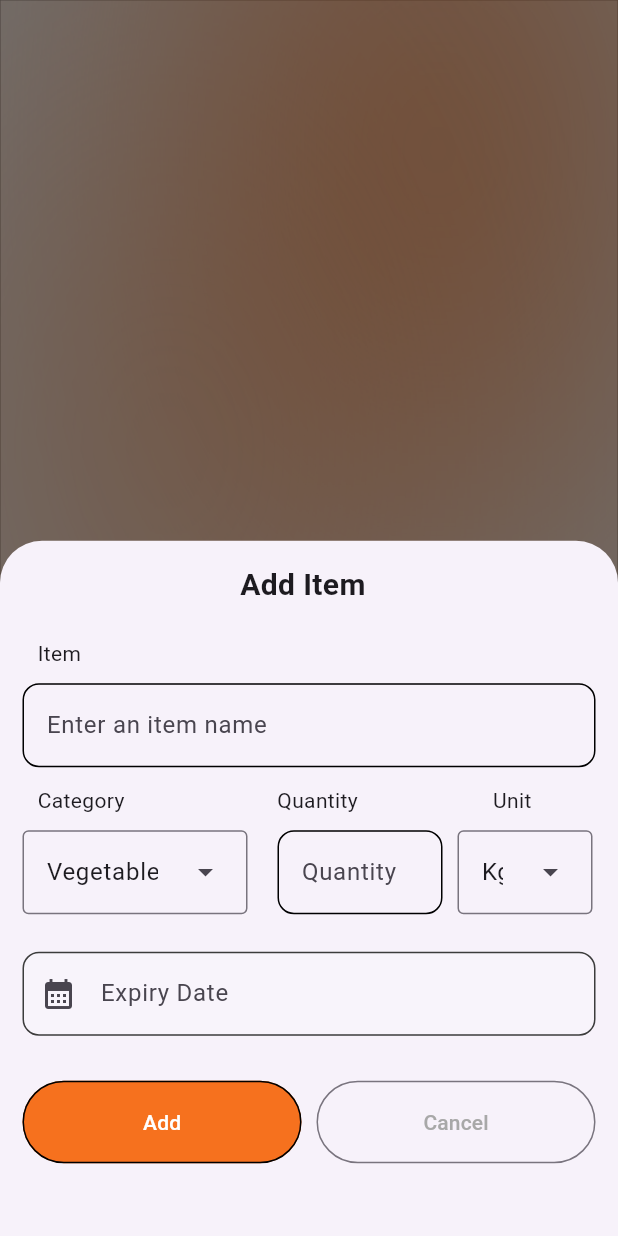
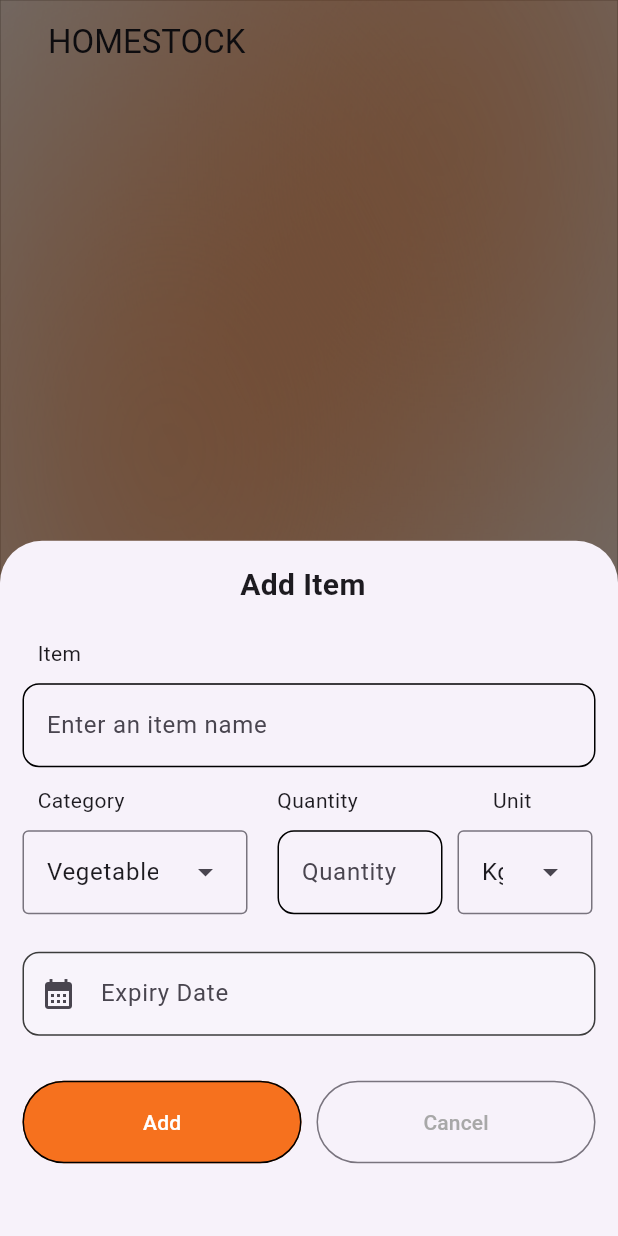
Before and after one commit to TanmayN22/HOMESTOCK, a Flutter app: the screen it shows after launch, after a tap on the "add" icon, on a phone screen of 412 x 824 dp. Run offline on Flutter 3.47's test engine with Material 3 defaults, Android fonts, the light colour scheme and no system bars; our stand-ins replace get, sqflite; accounts and stored records are empty.

Commit message:
made the appbar visible

```diff
--- a/home_stock/lib/main.dart
+++ b/home_stock/lib/main.dart
@@ -1,4 +1,5 @@
 import 'package:flutter/material.dart';
+import 'package:get/get.dart';
 import 'package:home_stock/views/home_view.dart';
 import 'package:home_stock/views/cart_view.dart';
 import 'package:home_stock/views/finished_expired_items_view.dart';
@@ -9,40 +10,37 @@ void main() {
   runApp(const FoodInventoryApp());
 }
 
-class FoodInventoryApp extends StatefulWidget {
+class NavigationController extends GetxController {
+  var selectedIndex = 0.obs;
+
+  void changeIndex(int index) {
+    selectedIndex.value = index;
+  }
+}
+
+class FoodInventoryApp extends StatelessWidget {
   const FoodInventoryApp({super.key});
 
   @override
-  State<FoodInventoryApp> createState() => _FoodInventoryAppState();
-}
+  Widget build(BuildContext context) {
+    final NavigationController controller = Get.put(NavigationController());
 
-class _FoodInventoryAppState extends State<FoodInventoryApp> {
-  int _selectedIndex = 0;
-
-  final List<Widget> _pages = [
-    const HomePage(),
-    const Cart(),
-    const FinishedExpiredItemsView(),
-    const Profile(),
-  ];
-
-  void _onItemTapped(int index) {
-    setState(() {
-      _selectedIndex = index;
-    });
-  }
-
-  @override
-  Widget build(BuildContext context) {
-    return MaterialApp(
+    return GetMaterialApp(
       debugShowCheckedModeBanner: false,
       home: Scaffold(
-        body: _pages[_selectedIndex],
+        body: Obx(() => _pages[controller.selectedIndex.value]),
         bottomNavigationBar: CustomBottomNavBar(
-          selectedIndex: _selectedIndex,
-          onItemSelected: _onItemTapped,
+          selectedIndex: controller.selectedIndex.value,
+          onItemSelected: (index) => controller.changeIndex(index),
         ),
       ),
     );
   }
 }
+
+final List<Widget> _pages = [
+  const HomePage(),
+  const Cart(),
+  const FinishedExpiredItemsView(),
+  const Profile(),
+];
--- a/home_stock/lib/utils/constants/sizes.dart
+++ b/home_stock/lib/utils/constants/sizes.dart
@@ -66,5 +66,4 @@ class Sizes {
 
   // Grid view spacing
   static const double gridViewSpacing = 16.0;
-
 }
--- a/home_stock/lib/views/home_view.dart
+++ b/home_stock/lib/views/home_view.dart
@@ -1,5 +1,6 @@
 import 'package:flutter/material.dart';
 import 'package:home_stock/database/db_helper.dart';
+import 'package:home_stock/widgets/appbar.dart';
 import 'package:home_stock/widgets/custom_shapes/primary_header_container.dart';
 import '../widgets/bottom_sheet_add_widget.dart';
 import '../utils/themes/app_colors.dart';
@@ -43,10 +44,13 @@ class _HomePageState extends State<HomePage> {
         child: Column(
           children: [
             PrimaryHeaderContainer(
-              child: Column(
-                children: [],
-              ),
-            ),
+                child: Column(
+              children: [
+                CustomAppbar(
+                  title: Text('HOMESTOCK'),
+                )
+              ],
+            ))
           ],
         ),
       ),
--- a/home_stock/lib/widgets/appbar.dart
+++ b/home_stock/lib/widgets/appbar.dart
@@ -1,12 +1,48 @@
 import 'package:flutter/material.dart';
+import 'package:get/route_manager.dart';
 import 'package:home_stock/utils/constants/sizes.dart';
 
-class Appbar extends StatelessWidget implements PreferredSizeWidget {
-  const Appbar({super.key});
+class CustomAppbar extends StatelessWidget implements PreferredSizeWidget {
+  const CustomAppbar({
+    super.key,
+    this.title,
+    this.actions,
+    this.leadingIcon,
+    this.leadingOnPressed,
+    this.showBackArrow = false,
+  });
+
+  final Widget? title;
+  final bool showBackArrow;
+  final IconData? leadingIcon;
+  final List<Widget>? actions;
+  final VoidCallback? leadingOnPressed;
 
   @override
   Widget build(BuildContext context) {
-    return const Placeholder();
+    return Padding(
+      padding: const EdgeInsets.symmetric(horizontal: Sizes.md),
+      child: AppBar(
+        automaticallyImplyLeading: false,
+        backgroundColor: Colors.transparent,
+        leading: showBackArrow
+            ? IconButton(
+                onPressed: () => Get.back(),
+                icon: const Icon(
+                  Icons.arrow_back,
+                  color: Colors.black,
+                ),
+              )
+            : leadingIcon != null
+                ? IconButton(
+                    onPressed: leadingOnPressed,
+                    icon: Icon(leadingIcon),
+                  )
+                : null,
+        title: title,
+        actions: actions,
+      ),
+    );
   }
 
   @override
--- a/home_stock/lib/widgets/custom_shapes/primary_header_container.dart
+++ b/home_stock/lib/widgets/custom_shapes/primary_header_container.dart
@@ -8,7 +8,8 @@ import 'package:home_stock/widgets/custom_shapes/curved_edge_border.dart';
 
 class PrimaryHeaderContainer extends StatelessWidget {
   const PrimaryHeaderContainer({
-    super.key, required this.child,
+    super.key,
+    required this.child,
   });
 
   final Widget child;
@@ -30,11 +31,10 @@ class PrimaryHeaderContainer extends StatelessWidget {
                 top: -100,
                 right: -80,
                 child: ImageFiltered(
-                  imageFilter: ImageFilter.blur(sigmaX: 100, sigmaY: 200),
-                  child: CircularContainer(
-                    backgroundColor: AppColors.primaryColor.withOpacity(0.8),
-                  ),
-                ),
+                    imageFilter: ImageFilter.blur(sigmaX: 100, sigmaY: 200),
+                    child: CircularContainer(
+                      backgroundColor: AppColors.primaryColor.withOpacity(0.75),
+                    )),
               ),
               Positioned(
                 top: 100,
@@ -42,10 +42,11 @@ class PrimaryHeaderContainer extends StatelessWidget {
                 child: ImageFiltered(
                   imageFilter: ImageFilter.blur(sigmaX: 100, sigmaY: 200),
                   child: CircularContainer(
-                    backgroundColor: AppColors.primaryColor.withOpacity(0.4),
+                    backgroundColor: AppColors.primaryColor.withOpacity(0.75),
                   ),
                 ),
               ),
+              child,
             ],
           ),
         ),
--- a/home_stock/pubspec.yaml
+++ b/home_stock/pubspec.yaml
@@ -38,6 +38,7 @@ dependencies:
   sqflite: ^2.4.1
   path_provider: ^2.1.5
   path: ^1.9.0
+  get:
 
 dev_dependencies:
   flutter_test:
```
Also changed, not shown: home_stock/lib/widgets/app_bar_widget.dart (deleted), home_stock/pubspec.lock.
